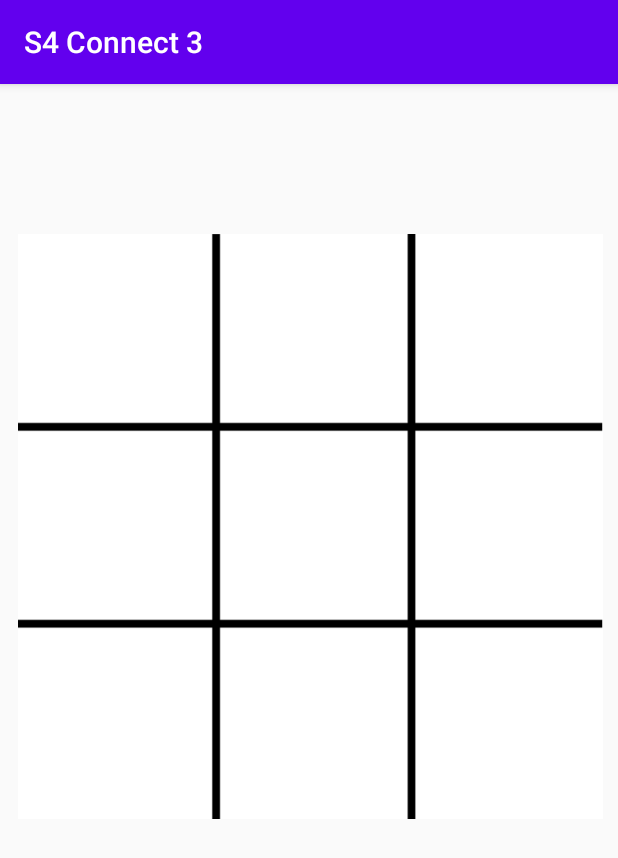
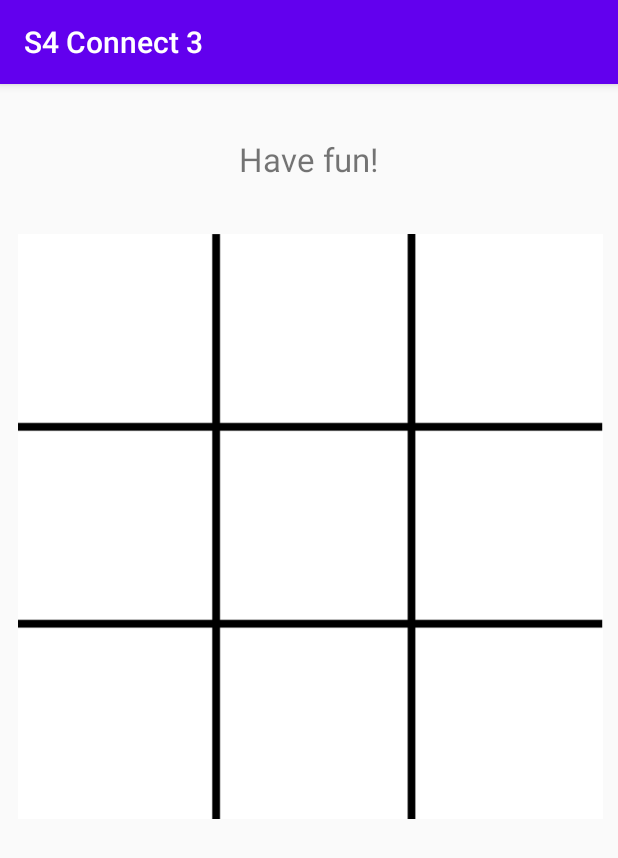
Before and after one commit to Udemy-The-Complete-Android-Dev-Course/S4-Connect-3, an Android app: the screen it shows after launch (MainActivity), on a phone screen of 412 x 824 dp. Shown: the top 858 px of the screen. Run offline under Robolectric (Android 15) with nearby library versions, the phone set to English and light mode, and no system bars.

Commit message:
Update readme file and add a cute label above the playing board.

```diff
--- a/app/src/main/res/layout/activity_main.xml
+++ b/app/src/main/res/layout/activity_main.xml
@@ -139,4 +139,15 @@
             android:textSize="20sp" />
     </LinearLayout>
 
+    <TextView
+        android:id="@+id/textView"
+        android:layout_width="wrap_content"
+        android:layout_height="wrap_content"
+        android:layout_marginTop="35dp"
+        android:text="Have fun!"
+        android:textSize="22sp"
+        app:layout_constraintEnd_toEndOf="parent"
+        app:layout_constraintStart_toStartOf="parent"
+        app:layout_constraintTop_toTopOf="parent" />
+
 </androidx.constraintlayout.widget.ConstraintLayout>
```
Also changed, not shown: 2 other files.
